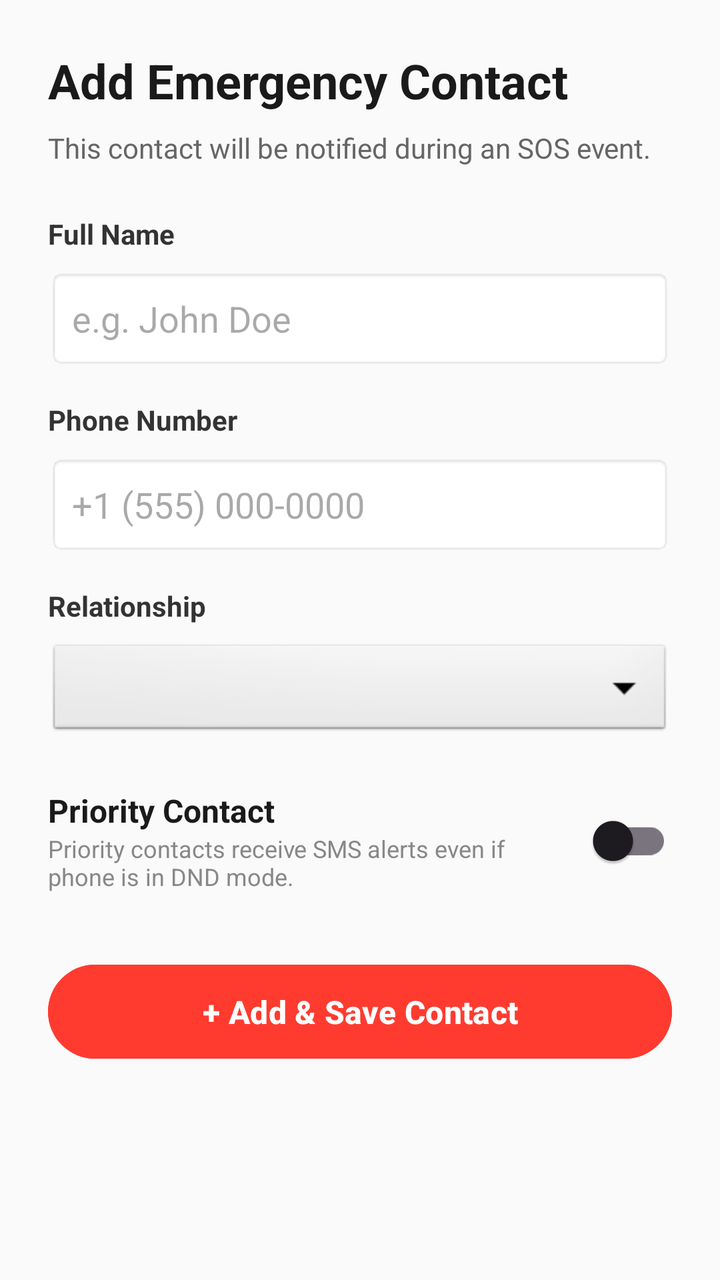
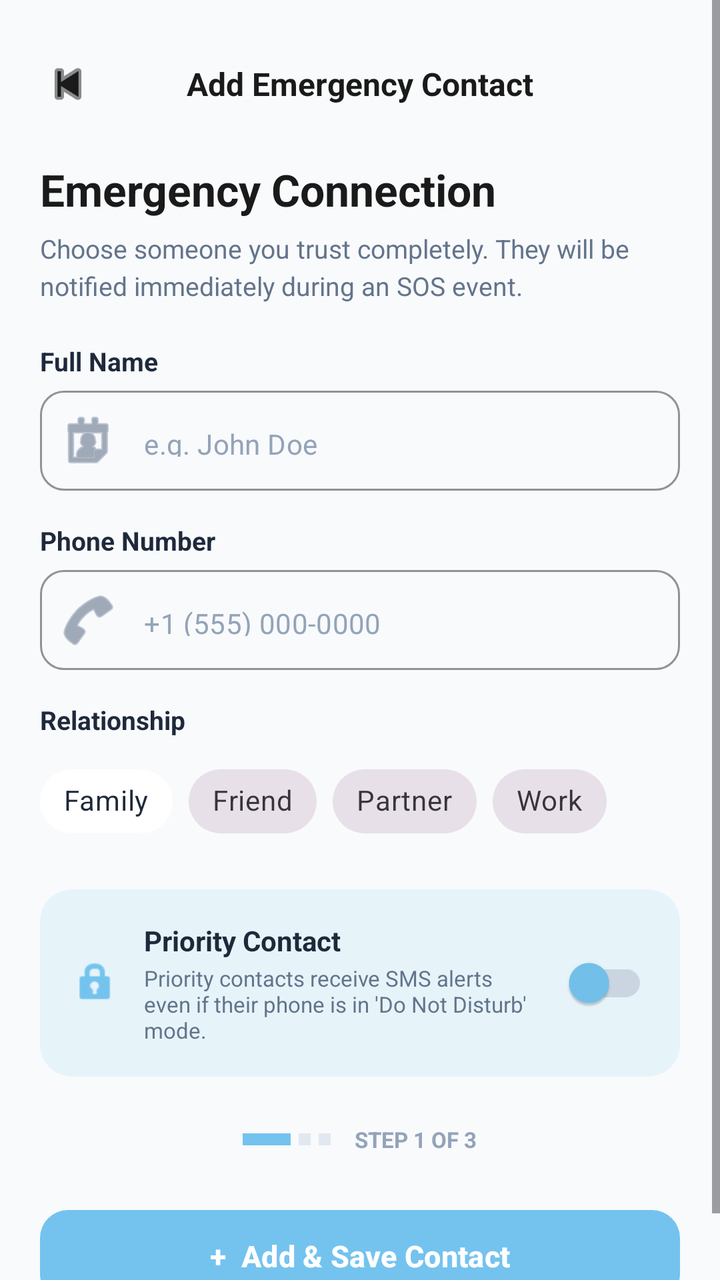

The first picture is an Android layout as it rendered before a commit; the second is the same layout after the commit. The layout source and the unified diff follow.
<!-- AndroidManifest.xml: application theme Theme.SafeRoute -->
<!-- res/layout/fragment_add_contact.xml -->
<?xml version="1.0" encoding="utf-8"?>
<ScrollView xmlns:android="http://schemas.android.com/apk/res/android"
    xmlns:app="http://schemas.android.com/apk/res-auto"
    android:layout_width="match_parent"
    android:layout_height="match_parent"
    android:background="#FAFAFA"
    android:fillViewport="true">

    <LinearLayout
        android:layout_width="match_parent"
        android:layout_height="wrap_content"
        android:orientation="vertical"
        android:padding="24dp">

        <TextView
            android:layout_width="wrap_content"
            android:layout_height="wrap_content"
            android:text="Add Emergency Contact"
            android:textColor="#1A1A1A"
            android:textSize="24sp"
            android:textStyle="bold"
            android:layout_marginBottom="8dp" />

        <TextView
            android:layout_width="wrap_content"
            android:layout_height="wrap_content"
            android:text="This contact will be notified during an SOS event."
            android:textColor="#666666"
            android:textSize="14sp"
            android:layout_marginBottom="24dp" />

        <TextView
            android:layout_width="wrap_content"
            android:layout_height="wrap_content"
            android:text="Full Name"
            android:textStyle="bold"
            android:textColor="#333333"
            android:layout_marginBottom="8dp"/>

        <EditText
            android:id="@+id/etContactName"
            android:layout_width="match_parent"
            android:layout_height="50dp"
            android:background="@android:drawable/editbox_background_normal"
            android:hint="e.g. John Doe"
            android:inputType="textPersonName"
            android:paddingLeft="12dp"
            android:layout_marginBottom="16dp"/>

        <TextView
            android:layout_width="wrap_content"
            android:layout_height="wrap_content"
            android:text="Phone Number"
            android:textStyle="bold"
            android:textColor="#333333"
            android:layout_marginBottom="8dp"/>

        <EditText
            android:id="@+id/etContactPhone"
            android:layout_width="match_parent"
            android:layout_height="50dp"
            android:background="@android:drawable/editbox_background_normal"
            android:hint="+1 (555) 000-0000"
            android:inputType="phone"
            android:paddingLeft="12dp"
            android:layout_marginBottom="16dp"/>

        <TextView
            android:layout_width="wrap_content"
            android:layout_height="wrap_content"
            android:text="Relationship"
            android:textStyle="bold"
            android:textColor="#333333"
            android:layout_marginBottom="8dp"/>

        <Spinner
            android:id="@+id/spinnerRelationship"
            android:layout_width="match_parent"
            android:layout_height="50dp"
            android:background="@android:drawable/btn_dropdown"
            android:layout_marginBottom="24dp"/>

        <LinearLayout
            android:layout_width="match_parent"
            android:layout_height="wrap_content"
            android:orientation="horizontal"
            android:layout_marginBottom="32dp">

            <LinearLayout
                android:layout_width="0dp"
                android:layout_height="wrap_content"
                android:layout_weight="1"
                android:orientation="vertical">

                <TextView
                    android:layout_width="wrap_content"
                    android:layout_height="wrap_content"
                    android:text="Priority Contact"
                    android:textStyle="bold"
                    android:textColor="#1A1A1A"
                    android:textSize="16sp"/>

                <TextView
                    android:layout_width="wrap_content"
                    android:layout_height="wrap_content"
                    android:text="Priority contacts receive SMS alerts even if phone is in DND mode."
                    android:textColor="#888888"
                    android:textSize="12sp"/>
            </LinearLayout>

            <com.google.android.material.switchmaterial.SwitchMaterial
                android:id="@+id/switchPriority"
                android:layout_width="wrap_content"
                android:layout_height="wrap_content"
                android:layout_gravity="center_vertical"/>
        </LinearLayout>

        <Button
            android:id="@+id/btnSaveContact"
            android:layout_width="match_parent"
            android:layout_height="55dp"
            android:text="+ Add &amp; Save Contact"
            android:backgroundTint="#FF3B30"
            android:textColor="#FFFFFF"
            android:textStyle="bold"
            android:textSize="16sp" />

    </LinearLayout>
</ScrollView>
<!-- resources referenced by this layout -->
<resources>
  <style name="Theme.SafeRoute" parent="Base.Theme.SafeRoute" />
  <style name="Base.Theme.SafeRoute" parent="Theme.Material3.DayNight.NoActionBar">
          
          
      </style>
</resources>

<!-- the commit's change to res/layout/fragment_add_contact.xml (unified diff, before → after) -->
@@ -3,127 +3,244 @@
     xmlns:app="http://schemas.android.com/apk/res-auto"
     android:layout_width="match_parent"
     android:layout_height="match_parent"
-    android:background="#FAFAFA"
-    android:fillViewport="true">
+    android:fillViewport="true"
+    android:background="#F8FAFC">
 
     <LinearLayout
         android:layout_width="match_parent"
         android:layout_height="wrap_content"
         android:orientation="vertical"
-        android:padding="24dp">
+        android:padding="20dp">
+
+        <RelativeLayout
+            android:layout_width="match_parent"
+            android:layout_height="wrap_content"
+            android:layout_marginTop="8dp">
+            <ImageView
+                android:id="@+id/backBtn"
+                android:layout_width="28dp"
+                android:layout_height="28dp"
+                android:src="@android:drawable/ic_media_previous"
+                app:tint="#1A1A1A"
+                android:layout_alignParentStart="true"/>
+            <TextView
+                android:layout_width="wrap_content"
+                android:layout_height="wrap_content"
+                android:text="Add Emergency Contact"
+                android:textColor="#1A1A1A"
+                android:textSize="16sp"
+                android:textStyle="bold"
+                android:layout_centerInParent="true"/>
+        </RelativeLayout>
 
         <TextView
             android:layout_width="wrap_content"
             android:layout_height="wrap_content"
-            android:text="Add Emergency Contact"
+            android:text="Emergency Connection"
             android:textColor="#1A1A1A"
-            android:textSize="24sp"
-            android:textStyle="bold"
-            android:layout_marginBottom="8dp" />
+            android:textSize="22sp"
+            android:textStyle="bold"
+            android:layout_marginTop="24dp"/>
 
         <TextView
             android:layout_width="wrap_content"
             android:layout_height="wrap_content"
-            android:text="This contact will be notified during an SOS event."
-            android:textColor="#666666"
-            android:textSize="14sp"
-            android:layout_marginBottom="24dp" />
-
-        <TextView
-            android:layout_width="wrap_content"
+            android:text="Choose someone you trust completely. They will be notified immediately during an SOS event."
+            android:textColor="#64748B"
+            android:textSize="13sp"
+            android:layout_marginTop="6dp"
+            android:lineSpacingMultiplier="1.2"/>
+
+        <TextView
+            android:layout_width="match_parent"
             android:layout_height="wrap_content"
             android:text="Full Name"
-            android:textStyle="bold"
-            android:textColor="#333333"
-            android:layout_marginBottom="8dp"/>
-
-        <EditText
-            android:id="@+id/etContactName"
-            android:layout_width="match_parent"
-            android:layout_height="50dp"
-            android:background="@android:drawable/editbox_background_normal"
-            android:hint="e.g. John Doe"
-            android:inputType="textPersonName"
-            android:paddingLeft="12dp"
-            android:layout_marginBottom="16dp"/>
-
-        <TextView
-            android:layout_width="wrap_content"
+            android:textColor="#1E293B"
+            android:textStyle="bold"
+            android:textSize="13sp"
+            android:layout_marginTop="20dp"/>
+
+        <com.google.android.material.textfield.TextInputLayout
+            android:layout_width="match_parent"
+            android:layout_height="wrap_content"
+            android:layout_marginTop="6dp"
+            app:hintEnabled="false"
+            app:boxStrokeColor="#74C3EE"
+            app:startIconDrawable="@android:drawable/ic_menu_my_calendar"
+            app:startIconTint="#64748B"
+            app:boxCornerRadiusTopStart="12dp"
+            app:boxCornerRadiusTopEnd="12dp"
+            app:boxCornerRadiusBottomStart="12dp"
+            app:boxCornerRadiusBottomEnd="12dp"
+            style="@style/Widget.MaterialComponents.TextInputLayout.OutlinedBox">
+            <com.google.android.material.textfield.TextInputEditText
+                android:id="@+id/contactNameEt"
+                android:layout_width="match_parent"
+                android:layout_height="50dp"
+                android:hint="e.g. John Doe"
+                android:textColorHint="#94A3B8"
+                android:inputType="textPersonName"
+                android:textColor="#1E293B"
+                android:textSize="14sp"/>
+        </com.google.android.material.textfield.TextInputLayout>
+
+        <TextView
+            android:layout_width="match_parent"
             android:layout_height="wrap_content"
             android:text="Phone Number"
-            android:textStyle="bold"
-            android:textColor="#333333"
-            android:layout_marginBottom="8dp"/>
-
-        <EditText
-            android:id="@+id/etContactPhone"
-            android:layout_width="match_parent"
-            android:layout_height="50dp"
-            android:background="@android:drawable/editbox_background_normal"
-            android:hint="+1 (555) 000-0000"
-            android:inputType="phone"
-            android:paddingLeft="12dp"
-            android:layout_marginBottom="16dp"/>
-
-        <TextView
-            android:layout_width="wrap_content"
+            android:textColor="#1E293B"
+            android:textStyle="bold"
+            android:textSize="13sp"
+            android:layout_marginTop="16dp"/>
+
+        <com.google.android.material.textfield.TextInputLayout
+            android:layout_width="match_parent"
+            android:layout_height="wrap_content"
+            android:layout_marginTop="6dp"
+            app:hintEnabled="false"
+            app:boxStrokeColor="#74C3EE"
+            app:startIconDrawable="@android:drawable/ic_menu_call"
+            app:startIconTint="#64748B"
+            app:boxCornerRadiusTopStart="12dp"
+            app:boxCornerRadiusTopEnd="12dp"
+            app:boxCornerRadiusBottomStart="12dp"
+            app:boxCornerRadiusBottomEnd="12dp"
+            style="@style/Widget.MaterialComponents.TextInputLayout.OutlinedBox">
+            <com.google.android.material.textfield.TextInputEditText
+                android:id="@+id/contactPhoneEt"
+                android:layout_width="match_parent"
+                android:layout_height="50dp"
+                android:hint="+1 (555) 000-0000"
+                android:textColorHint="#94A3B8"
+                android:inputType="phone"
+                android:textColor="#1E293B"
+                android:textSize="14sp"/>
+        </com.google.android.material.textfield.TextInputLayout>
+
+        <TextView
+            android:layout_width="match_parent"
             android:layout_height="wrap_content"
             android:text="Relationship"
-            android:textStyle="bold"
-            android:textColor="#333333"
-            android:layout_marginBottom="8dp"/>
-
-        <Spinner
-            android:id="@+id/spinnerRelationship"
-            android:layout_width="match_parent"
-            android:layout_height="50dp"
-            android:background="@android:drawable/btn_dropdown"
-            android:layout_marginBottom="24dp"/>
-
-        <LinearLayout
-            android:layout_width="match_parent"
-            android:layout_height="wrap_content"
-            android:orientation="horizontal"
-            android:layout_marginBottom="32dp">
-
-            <LinearLayout
-                android:layout_width="0dp"
-                android:layout_height="wrap_content"
-                android:layout_weight="1"
-                android:orientation="vertical">
-
-                <TextView
+            android:textColor="#1E293B"
+            android:textStyle="bold"
+            android:textSize="13sp"
+            android:layout_marginTop="16dp"/>
+
+        <com.google.android.material.chip.ChipGroup
+            android:id="@+id/relationshipChipGroup"
+            android:layout_width="match_parent"
+            android:layout_height="wrap_content"
+            android:layout_marginTop="8dp"
+            app:singleSelection="true">
+            <com.google.android.material.chip.Chip
+                android:id="@+id/chipFamily"
+                style="@style/Widget.MaterialComponents.Chip.Choice"
+                android:layout_width="wrap_content"
+                android:layout_height="wrap_content"
+                android:text="Family"
+                app:chipBackgroundColor="@color/cardview_light_background"
+                android:textColor="#1E293B"/>
+            <com.google.android.material.chip.Chip
+                android:id="@+id/chipFriend"
+                style="@style/Widget.MaterialComponents.Chip.Choice"
+                android:layout_width="wrap_content"
+                android:layout_height="wrap_content"
+                android:text="Friend"/>
+            <com.google.android.material.chip.Chip
+                android:id="@+id/chipPartner"
+                style="@style/Widget.MaterialComponents.Chip.Choice"
+                android:layout_width="wrap_content"
+                android:layout_height="wrap_content"
+                android:text="Partner"/>
+            <com.google.android.material.chip.Chip
+                android:id="@+id/chipWork"
+                style="@style/Widget.MaterialComponents.Chip.Choice"
+                android:layout_width="wrap_content"
+                android:layout_height="wrap_content"
+                android:text="Work"/>
+        </com.google.android.material.chip.ChipGroup>
+
+        <com.google.android.material.card.MaterialCardView
+            android:layout_width="match_parent"
+            android:layout_height="wrap_content"
+            android:layout_marginTop="20dp"
+            app:cardCornerRadius="16dp"
+            app:cardBackgroundColor="#E6F4FA"
+            app:strokeWidth="0dp"
+            app:cardElevation="0dp">
+            <RelativeLayout
+                android:layout_width="match_parent"
+                android:layout_height="wrap_content"
+                android:padding="16dp">
+                <ImageView
+                    android:id="@+id/icShield"
+                    android:layout_width="24dp"
+                    android:layout_height="24dp"
+                    android:src="@android:drawable/ic_lock_idle_lock"
+                    app:tint="#74C3EE"
+                    android:layout_alignParentStart="true"
+                    android:layout_centerVertical="true"/>
+                <LinearLayout
+                    android:layout_width="match_parent"
+                    android:layout_height="wrap_content"
+                    android:orientation="vertical"
+                    android:layout_toEndOf="@id/icShield"
+                    android:layout_toStartOf="@+id/prioritySwitch"
+                    android:layout_marginStart="12dp"
+                    android:layout_marginEnd="12dp">
+                    <TextView
+                        android:layout_width="wrap_content"
+                        android:layout_height="wrap_content"
+                        android:text="Priority Contact"
+                        android:textColor="#1E293B"
+                        android:textStyle="bold"
+                        android:textSize="14sp"/>
+                    <TextView
+                        android:layout_width="wrap_content"
+                        android:layout_height="wrap_content"
+                        android:text="Priority contacts receive SMS alerts even if their phone is in 'Do Not Disturb' mode."
+                        android:textColor="#64748B"
+                        android:textSize="11sp"
+                        android:layout_marginTop="2dp"/>
+                </LinearLayout>
+                <com.google.android.material.switchmaterial.SwitchMaterial
+                    android:id="@+id/prioritySwitch"
                     android:layout_width="wrap_content"
                     android:layout_height="wrap_content"
-                    android:text="Priority Contact"
-                    android:textStyle="bold"
-                    android:textColor="#1A1A1A"
-                    android:textSize="16sp"/>
-
-                <TextView
-                    android:layout_width="wrap_content"
-                    android:layout_height="wrap_content"
-                    android:text="Priority contacts receive SMS alerts even if phone is in DND mode."
-                    android:textColor="#888888"
-                    android:textSize="12sp"/>
-            </LinearLayout>
-
-            <com.google.android.material.switchmaterial.SwitchMaterial
-                android:id="@+id/switchPriority"
-                android:layout_width="wrap_content"
-                android:layout_height="wrap_content"
-                android:layout_gravity="center_vertical"/>
+                    android:layout_alignParentEnd="true"
+                    android:layout_centerVertical="true"
+                    app:useMaterialThemeColors="false"
+                    app:thumbTint="#74C3EE"
+                    app:trackTint="#CBD5E1"/>
+            </RelativeLayout>
+        </com.google.android.material.card.MaterialCardView>
+
+        <LinearLayout
+            android:layout_width="wrap_content"
+            android:layout_height="wrap_content"
+            android:orientation="horizontal"
+            android:layout_gravity="center_horizontal"
+            android:gravity="center_vertical"
+            android:layout_marginTop="24dp">
+            <View android:layout_width="24dp" android:layout_height="6dp" android:background="#74C3EE" android:backgroundTint="#74C3EE"/>
+            <View android:layout_width="6dp" android:layout_height="6dp" android:background="#E2E8F0" android:layout_marginStart="4dp"/>
+            <View android:layout_width="6dp" android:layout_height="6dp" android:background="#E2E8F0" android:layout_marginStart="4dp"/>
+            <TextView android:layout_width="wrap_content" android:layout_height="wrap_content" android:text="STEP 1 OF 3" android:textColor="#94A3B8" android:textSize="11sp" android:textStyle="bold" android:layout_marginStart="12dp"/>
         </LinearLayout>
 
-        <Button
-            android:id="@+id/btnSaveContact"
-            android:layout_width="match_parent"
-            android:layout_height="55dp"
-            android:text="+ Add &amp; Save Contact"
-            android:backgroundTint="#FF3B30"
+        <View android:layout_width="match_parent" android:layout_height="0dp" android:layout_weight="1"/>
+
+        <com.google.android.material.button.MaterialButton
+            android:id="@+id/addContactBtn"
+            android:layout_width="match_parent"
+            android:layout_height="54dp"
+            android:layout_marginTop="24dp"
+            android:text="+  Add &amp; Save Contact"
             android:textColor="#FFFFFF"
-            android:textStyle="bold"
-            android:textSize="16sp" />
-
+            android:textSize="15sp"
+            android:textStyle="bold"
+            app:backgroundTint="#74C3EE"
+            app:cornerRadius="14dp"
+            app:elevation="0dp"/>
     </LinearLayout>
 </ScrollView>
